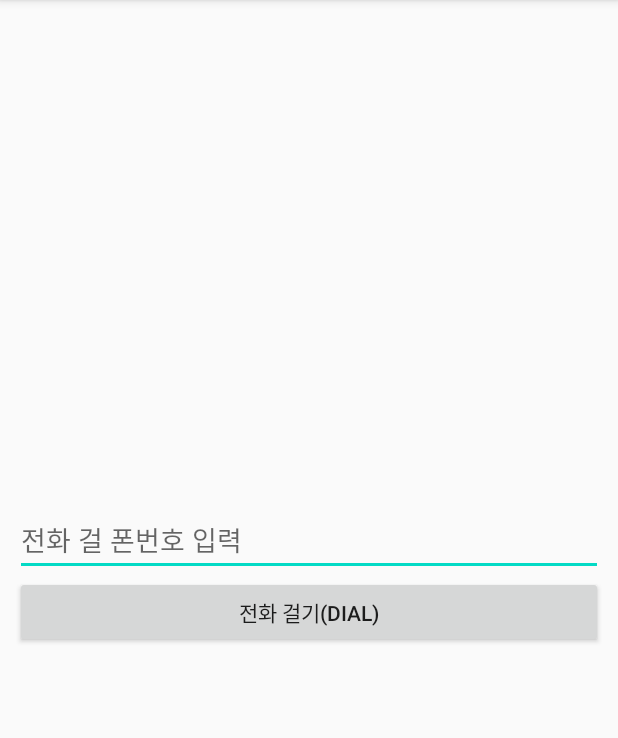
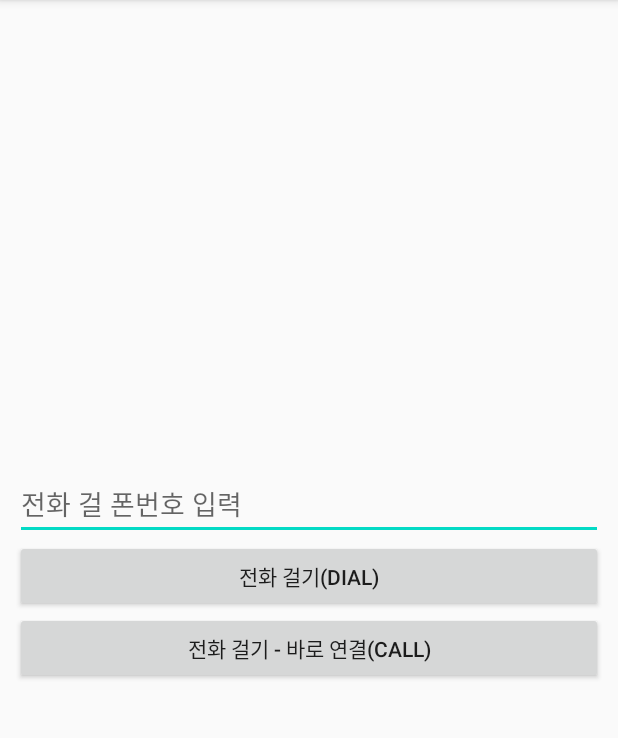
Before and after one commit to kswiiz0/AndroidIntent_20200528, an Android app: the screen it shows after launch (MainActivity), after a tap on "전화 걸기(DIAL)", on a phone screen of 412 x 824 dp, the part 84-822 px from its top. Run offline under Robolectric (Android 15) with nearby library versions, the phone set to English and light mode, and no system bars.

Commit message:
바로 전화 연결 시도  > 권한 획득을 하지 못해서 강제종료됨.

```diff
--- a/app/src/main/java/com/phis/androidintent_20200528/MainActivity.kt
+++ b/app/src/main/java/com/phis/androidintent_20200528/MainActivity.kt
@@ -17,13 +17,24 @@ class MainActivity : AppCompatActivity() {
             val phoneNum = phoneNumEdt.text.toString()
             Log.d("입력받은 폰번호", phoneNum)
 
+            val myUri = Uri.parse("tel:${phoneNum}")
+            val myIntent = Intent(Intent.ACTION_DIAL, myUri)
+
+            startActivity(myIntent)
+        }
+
+        callBtn.setOnClickListener {
+            val phoneNum = phoneNumEdt.text.toString()
+            Log.d("입력받은 폰번호", phoneNum)
 
             val myUri = Uri.parse("tel:${phoneNum}")
-            val myIntent = Intent(Intent.ACTION_DIAL, myUri)
+            val myIntent = Intent(Intent.ACTION_CALL, myUri)
+
+            //권한 얻는 작업을 하지 않았기때문에 에러로 표시가 되고, 실제 기능 실행시 앱오류가 발생한다.
             startActivity(myIntent)
 
 
+        }
 
-        }
     }
 }
--- a/app/src/main/res/layout/activity_main.xml
+++ b/app/src/main/res/layout/activity_main.xml
@@ -24,5 +24,14 @@
         android:text="전화 걸기(DIAL)"
         />
 
+    <Button
+        android:id="@+id/callBtn"
+        android:layout_width="match_parent"
+        android:layout_height="wrap_content"
+        android:text="전화 걸기 - 바로 연결(CALL)"
+        />
+
+
+
 
 </LinearLayout>
```
